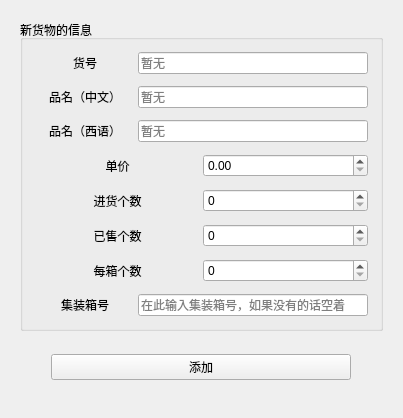
The window that CompanyStroageManagement/AddNewModelWindow.ui (linxinwNeo/CompanyStroageManagement) describes before a commit, drawn with Qt 5.
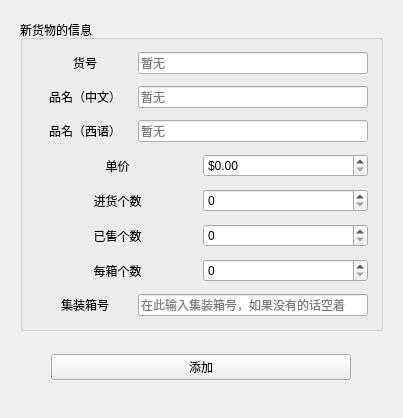
The same window after the commit.

Patch:
```diff
--- a/CompanyStroageManagement/AddNewModelWindow.ui
+++ b/CompanyStroageManagement/AddNewModelWindow.ui
@@ -185,8 +185,11 @@
             </item>
             <item>
              <widget class="QDoubleSpinBox" name="PRIZE_SB">
+              <property name="prefix">
+               <string>$</string>
+              </property>
               <property name="maximum">
-               <double>100000000.000000000000000</double>
+               <double>9999999999999999438119489974413630815797154428513196965888.000000000000000</double>
               </property>
              </widget>
             </item>
```
Left out of the diff: 11 changed lines with no effect on the pictures.
